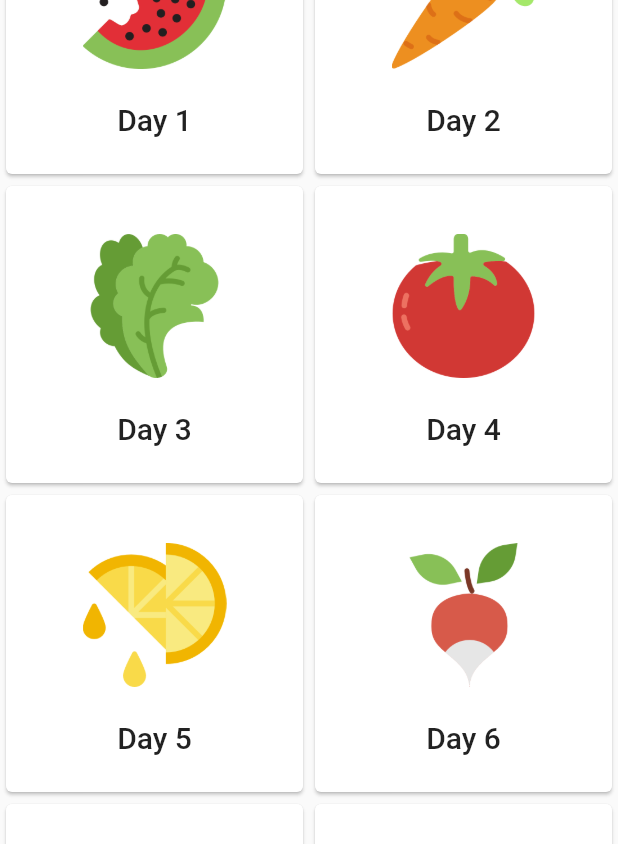
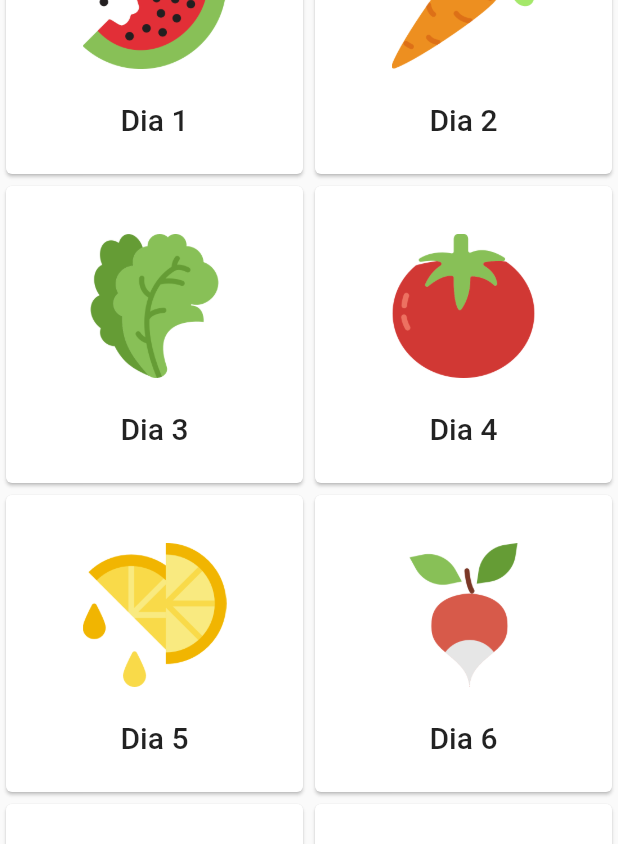
Before and after one commit to rsmelo92/gracie, a Flutter app: the screen it shows after launch, on a phone screen of 412 x 824 dp. Shown: the part 213-1057 px from the top of the screen. Run offline on Flutter 3.47's test engine with Material 2 defaults, Android fonts, the phone set to English and light mode, and no system bars.

```diff
--- a/lib/data/FoodItem.dart
+++ b/lib/data/FoodItem.dart
@@ -1,6 +1,14 @@
 class FoodItem {
   String title;
   String image;
+  List<String> breakfast;
+  List<String> lunch;
+  List<String> dinner;
 
-  FoodItem({required this.title, required this.image});
+  FoodItem(
+      {required this.title,
+      required this.image,
+      required this.breakfast,
+      required this.lunch,
+      required this.dinner});
 }
--- a/lib/widgets/bottom_sheet_info.dart
+++ b/lib/widgets/bottom_sheet_info.dart
@@ -3,24 +3,26 @@ import './card_header.dart';
 import './card_item.dart';
 
 class BottomSheetInfo extends StatefulWidget {
-  BottomSheetInfo({Key? key, required this.title, required this.image})
+  BottomSheetInfo(
+      {Key? key,
+      required this.title,
+      required this.image,
+      required this.breakfast,
+      required this.lunch,
+      required this.dinner})
       : super(key: key);
 
   final String title;
   final String image;
+  final List<String> breakfast;
+  final List<String> lunch;
+  final List<String> dinner;
 
   @override
   _BottomSheetInfoState createState() => _BottomSheetInfoState();
 }
 
 class _BottomSheetInfoState extends State<BottomSheetInfo> {
-  final breakfast = List<String>.of(
-      ['Banana batida com suco de melancia', 'Queijo Minas', 'Polpa de coco']);
-  final lunch =
-      List<String>.of(['Salada', 'Livre', 'Agua de coco ou suco de cenoura']);
-  final dinner = List<String>.of(
-      ['Suco de laranja lima', 'Caqui', 'Queijo Minas', 'Tapioca']);
-
   @override
   Widget build(BuildContext context) {
     return Column(
@@ -34,16 +36,16 @@ class _BottomSheetInfoState extends State<BottomSheetInfo> {
             children: <Widget>[
               CardItem(
                   icon: Icons.local_cafe_outlined,
-                  title: 'Breakfast',
-                  items: breakfast),
+                  title: 'Café da Manhã',
+                  items: widget.breakfast),
               CardItem(
                   icon: Icons.restaurant_outlined,
-                  title: 'Lunch',
-                  items: lunch),
+                  title: 'Almoço',
+                  items: widget.lunch),
               CardItem(
                   icon: Icons.breakfast_dining_outlined,
-                  title: 'Dinner',
-                  items: dinner),
+                  title: 'Jantar',
+                  items: widget.dinner),
             ],
           ))
         ]);
--- a/lib/widgets/card.dart
+++ b/lib/widgets/card.dart
@@ -2,11 +2,20 @@ import 'package:flutter/material.dart';
 import 'bottom_sheet_info.dart';
 
 class CardFood extends StatefulWidget {
-  CardFood({Key? key, required this.title, required this.image})
+  CardFood(
+      {Key? key,
+      required this.title,
+      required this.image,
+      required this.breakfast,
+      required this.lunch,
+      required this.dinner})
       : super(key: key);
 
   final String title;
   final String image;
+  final List<String> breakfast;
+  final List<String> lunch;
+  final List<String> dinner;
 
   @override
   _CardFoodState createState() => _CardFoodState();
@@ -43,7 +52,14 @@ class _CardFoodState extends State<CardFood> {
           borderRadius: BorderRadius.circular(16.0),
         ),
         builder: (context) {
-          return BottomSheetInfo(title: widget.title, image: widget.image);
+          return Container(
+              height: MediaQuery.of(context).size.height * 0.90,
+              child: BottomSheetInfo(
+                  title: widget.title,
+                  image: widget.image,
+                  breakfast: widget.breakfast,
+                  lunch: widget.lunch,
+                  dinner: widget.dinner));
         });
   }
 }
--- a/lib/widgets/card_header.dart
+++ b/lib/widgets/card_header.dart
@@ -23,11 +23,11 @@ class _CardHeaderState extends State<CardHeader> {
       ),
       Text(
         widget.title,
-        style: TextStyle(fontWeight: FontWeight.w500, fontSize: 35),
+        style: TextStyle(fontWeight: FontWeight.w500, fontSize: 30),
       ),
       Container(
-        width: 180,
-        margin: EdgeInsets.only(top: 32, bottom: 16),
+        width: 150,
+        margin: EdgeInsets.only(top: 20, bottom: 16),
         child: Image.asset(widget.image),
       ),
     ]));
--- a/lib/widgets/card_item.dart
+++ b/lib/widgets/card_item.dart
@@ -20,7 +20,7 @@ class _CardItemState extends State<CardItem> {
       crossAxisAlignment: CrossAxisAlignment.start,
       children: <Widget>[
         Padding(
-          padding: EdgeInsets.only(bottom: 12, right: 24, left: 24),
+          padding: EdgeInsets.only(top: 20, bottom: 12, right: 24, left: 24),
           child: Text(
             widget.title,
             style: TextStyle(fontSize: 24),
--- a/lib/widgets/card_list.dart
+++ b/lib/widgets/card_list.dart
@@ -2,25 +2,184 @@ import 'package:flutter/material.dart';
 import '../data/FoodItem.dart';
 import './card.dart';
 
-// TODO: add breakfast, lunch and dinner to FoodItem
 class CardList extends StatelessWidget {
   CardList({Key? key}) : super(key: key);
 
   final foodList = List<FoodItem>.of([
-    FoodItem(title: 'Day 1', image: 'assets/food/watermelon.png'),
-    FoodItem(title: 'Day 2', image: 'assets/food/carrot.png'),
-    FoodItem(title: 'Day 3', image: 'assets/food/salad-1.png'),
-    FoodItem(title: 'Day 4', image: 'assets/food/tomato.png'),
-    FoodItem(title: 'Day 5', image: 'assets/food/lemon.png'),
-    FoodItem(title: 'Day 6', image: 'assets/food/radish.png'),
-    FoodItem(title: 'Day 7', image: 'assets/food/aubergine.png'),
-    FoodItem(title: 'Day 8', image: 'assets/food/raspberry.png'),
-    FoodItem(title: 'Day 9', image: 'assets/food/beans.png'),
-    FoodItem(title: 'Day 10', image: 'assets/food/honey.png'),
-    FoodItem(title: 'Day 11', image: 'assets/food/peach.png'),
-    FoodItem(title: 'Day 12', image: 'assets/food/coconut.png'),
-    FoodItem(title: 'Day 13', image: 'assets/food/chives.png'),
-    FoodItem(title: 'Day 14', image: 'assets/food/orange.png'),
+    FoodItem(title: 'Dia 1', image: 'assets/food/watermelon.png', breakfast: [
+      'Banana batida com suco de melancia',
+      'Queijo Minas',
+      'Polpa de coco'
+    ], lunch: [
+      'Salada',
+      'Livre',
+      'Agua de coco ou suco de cenoura'
+    ], dinner: [
+      'Suco de laranja lima',
+      'Caqui',
+      'Queijo Minas',
+      'Tapioca'
+    ]),
+    FoodItem(title: 'Dia 2', image: 'assets/food/carrot.png', breakfast: [
+      'Mamão com ou sem mel',
+      'Queijo Minas',
+      'Tapioca'
+    ], lunch: [
+      'Salada',
+      'Livre',
+      'Agua de coco ou suco de cenoura'
+    ], dinner: [
+      'Suco de vegetais',
+      'Abacate amassado temperado com azeite e sal',
+      'Torrada de pão centeio ou integral'
+    ]),
+    FoodItem(title: 'Dia 3', image: 'assets/food/salad-1.png', breakfast: [
+      'Ovos',
+      'Pão integral',
+      'Queijo derretido',
+      'Café ou chá',
+    ], lunch: [
+      'Salada',
+      'Livre',
+      'Agua de coco ou suco de cenoura'
+    ], dinner: [
+      'Suco de laranja lima',
+      'Queijo minas',
+      'Tapioca'
+    ]),
+    FoodItem(title: 'Dia 4', image: 'assets/food/tomato.png', breakfast: [
+      'Manga',
+    ], lunch: [
+      'Salada',
+      'Livre',
+      'Agua de coco ou suco de cenoura'
+    ], dinner: [
+      'Caqui',
+      'Pinha',
+      'Polpa de coco',
+      'Torrada de pão centeio ou integral'
+    ]),
+    FoodItem(title: 'Dia 5', image: 'assets/food/lemon.png', breakfast: [
+      'Bananas batidas com suco de melão',
+      'Requeijão ou polpa de coco',
+    ], lunch: [
+      'Salada',
+      'Livre',
+      'Agua de coco ou suco de cenoura'
+    ], dinner: [
+      'Pêra doce',
+      'Queijo minas',
+      'Tapioca',
+    ]),
+    FoodItem(title: 'Dia 6', image: 'assets/food/radish.png', breakfast: [
+      'Suco de vegetais',
+      'Abacate amassado temperado com azeite e sal',
+      'Torrada de pão centeio ou integral'
+    ], lunch: [
+      'Salada',
+      'Livre',
+      'Agua de coco ou suco de cenoura'
+    ], dinner: [
+      'Suco de laranja lima',
+      'Banana',
+    ]),
+    FoodItem(title: 'Dia 7', image: 'assets/food/aubergine.png', breakfast: [
+      'Banana batida com suco de melancia',
+    ], lunch: [
+      'Salada',
+      'Livre',
+      'Agua de coco ou suco de cenoura'
+    ], dinner: [
+      'Figo',
+      'Mel',
+      'Tapioca',
+    ]),
+    FoodItem(title: 'Dia 8', image: 'assets/food/raspberry.png', breakfast: [
+      'Sanduíche de queijo quente (pão integral ou centeio)',
+      'Café com leite',
+    ], lunch: [
+      'Salada',
+      'Livre',
+      'Agua de coco ou suco de cenoura'
+    ], dinner: [
+      'Vitamina: maçã, mamão, polpa de coco e banana',
+    ]),
+    FoodItem(title: 'Dia 9', image: 'assets/food/beans.png', breakfast: [
+      'Pinha',
+      'Melão',
+      'Polpa de coco',
+      'Tapioca',
+    ], lunch: [
+      'Salada',
+      'Livre',
+      'Agua de coco ou suco de cenoura'
+    ], dinner: [
+      'Suco de melancia',
+      'Caqui',
+      'Queijo minas',
+      'Tapioca',
+    ]),
+    FoodItem(title: 'Dia 10', image: 'assets/food/honey.png', breakfast: [
+      'Bananas batidas com suco de melão',
+    ], lunch: [
+      'Salada',
+      'Livre',
+      'Agua de coco ou suco de cenoura'
+    ], dinner: [
+      'Maçã assada',
+      'Queijo minas e mel de abelhas',
+      'Tapioca ou torrada de pão integral/centeio',
+    ]),
+    FoodItem(title: 'Dia 11', image: 'assets/food/peach.png', breakfast: [
+      'Mamão',
+      'Melão',
+      'Banana',
+    ], lunch: [
+      'Salada',
+      'Livre',
+      'Agua de coco ou suco de cenoura'
+    ], dinner: [
+      'Suco de vegetais',
+      'Abacate amassado temperado com azeite e sal',
+      'Torrada de pão centeio ou integral'
+    ]),
+    FoodItem(title: 'Dia 12', image: 'assets/food/coconut.png', breakfast: [
+      'Salada de frutas: figo, pêra, maçã, laranja lima e banana',
+    ], lunch: [
+      'Salada',
+      'Livre',
+      'Agua de coco ou suco de cenoura'
+    ], dinner: [
+      'Melancia',
+      'Queijo minas',
+      'Tâmaras',
+      'Torrada de pão de centeio ou tapioca',
+    ]),
+    FoodItem(title: 'Dia 13', image: 'assets/food/chives.png', breakfast: [
+      'Manga',
+    ], lunch: [
+      'Salada',
+      'Livre',
+      'Agua de coco ou suco de cenoura'
+    ], dinner: [
+      'Suco de laranja lima',
+      'Goiabada cascão',
+      'Queijo Minas',
+      'Tapioca',
+    ]),
+    FoodItem(title: 'Dia 14', image: 'assets/food/orange.png', breakfast: [
+      'Aveia cozida',
+      'Uva passa',
+      'Água de coco',
+    ], lunch: [
+      'Salada',
+      'Livre',
+      'Agua de coco ou suco de cenoura'
+    ], dinner: [
+      'Melancia',
+      'Queijo Minas',
+      'Tapioca',
+    ]),
   ]);
 
   @override
@@ -35,6 +194,9 @@ class CardList extends StatelessWidget {
               return CardFood(
                 title: foodList[index].title,
                 image: foodList[index].image,
+                breakfast: foodList[index].breakfast,
+                lunch: foodList[index].lunch,
+                dinner: foodList[index].dinner,
               );
             }));
   }
```
